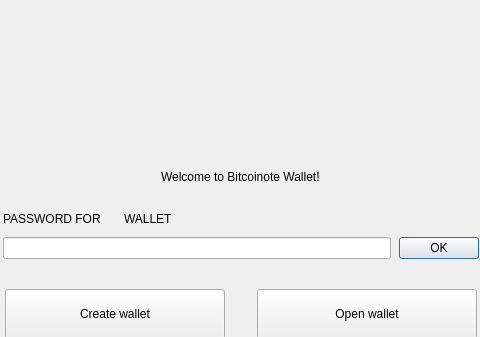
Above: src/Gui/NoWallet/NoWalletFrame.ui from Bitcoinote/Bitcoinote-GUI-Wallet before the change; both pictures show x 178 to 658 and y 0 to 337 of the 838 by 660 pixel window. Below: the same form after it.
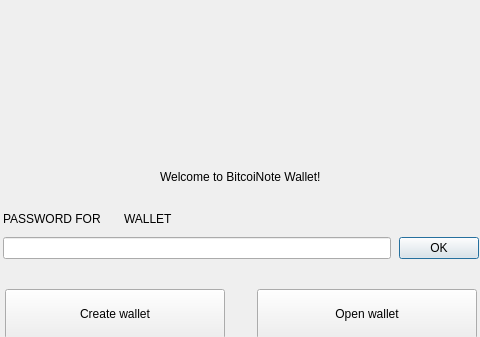
That is the form after the change. Custom widgets are drawn as their Qt base class.

What changed in the file:
```diff
--- a/src/Gui/NoWallet/NoWalletFrame.ui
+++ b/src/Gui/NoWallet/NoWalletFrame.ui
@@ -54,7 +54,7 @@
    <item alignment="Qt::AlignHCenter">
     <widget class="WalletGui::WalletHeaderLabel" name="m_welcomeLabel">
      <property name="text">
-      <string>Welcome to Bitcoinote Wallet!</string>
+      <string>Welcome to BitcoiNote Wallet!</string>
      </property>
     </widget>
    </item>
```
